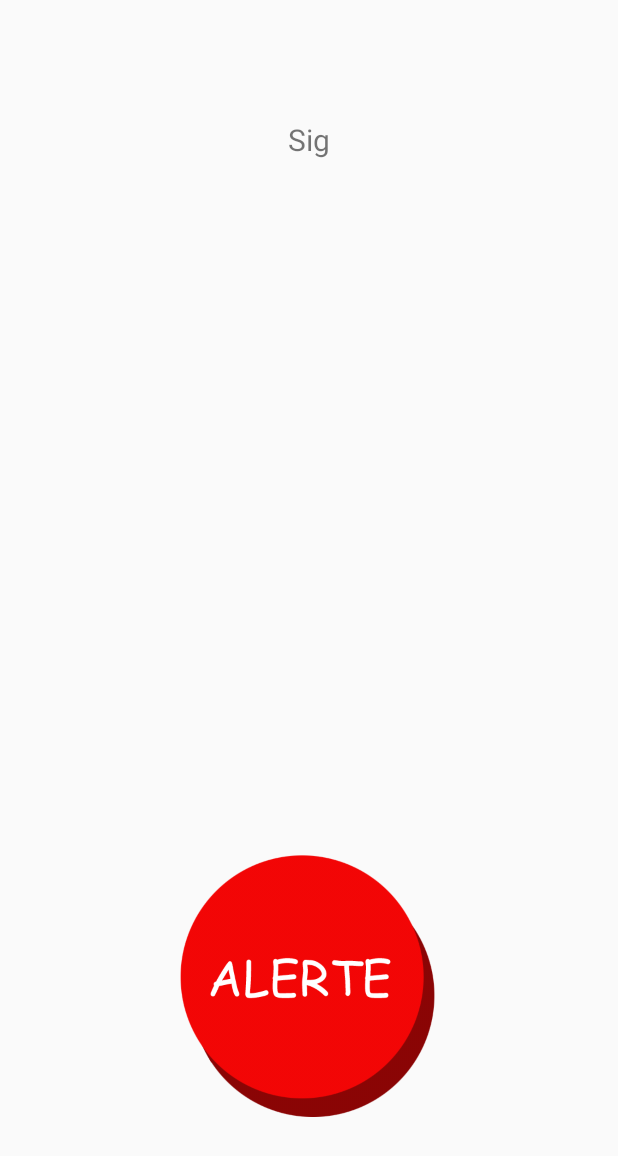
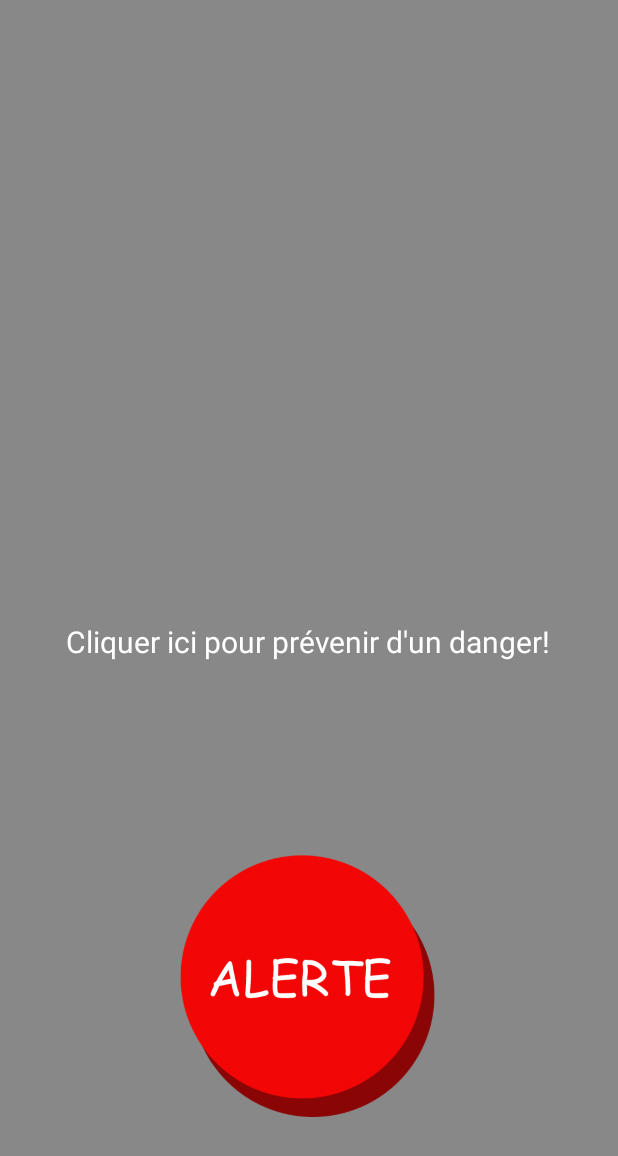
Before and after one commit to Nanakix/Allert, an Android app: the screen it shows after launch (SigActivity), on a phone screen of 412 x 824 dp. Shown: the top 1156 px of the screen. Run offline under Robolectric (Android 15) with nearby library versions, the phone set to English and light mode, and no system bars; our stand-ins replace Volley; network calls fail.

Commit message:
beta final

```diff
--- a/AndroidApp/app/src/main/AndroidManifest.xml
+++ b/AndroidApp/app/src/main/AndroidManifest.xml
@@ -14,14 +14,16 @@
         android:supportsRtl="true"
         android:theme="@style/AppTheme"
         >
-        <activity android:name=".SigActivity" >
+        <activity android:name=".SigActivity"
+            android:screenOrientation="portrait">
             <intent-filter>
                 <action android:name="android.intent.action.MAIN" />
 
                 <category android:name="android.intent.category.LAUNCHER" />
             </intent-filter>
         </activity>
-        <activity android:name=".DetailActivity" >
+        <activity android:name=".DetailActivity"
+            android:screenOrientation="portrait">
         </activity>
     </application>
 
--- a/AndroidApp/app/src/main/res/layout/activity_sig.xml
+++ b/AndroidApp/app/src/main/res/layout/activity_sig.xml
@@ -4,15 +4,17 @@
     android:layout_height="match_parent" android:paddingLeft="@dimen/activity_horizontal_margin"
     android:paddingRight="@dimen/activity_horizontal_margin"
     android:paddingTop="@dimen/activity_vertical_margin"
-    android:paddingBottom="@dimen/activity_vertical_margin" tools:context=".SigActivity">
+    android:paddingBottom="@dimen/activity_vertical_margin" tools:context=".SigActivity"
+    android:background="#888888">
 
-    <TextView android:text="Sig" android:layout_width="wrap_content"
+    <TextView android:text="Cliquer ici pour prévenir d'un danger!" android:layout_width="wrap_content"
         android:layout_height="wrap_content"
         android:textSize="20dp"
-        android:layout_alignParentTop="true"
+        android:id="@+id/textView"
+        android:layout_marginBottom="113dp"
+        android:layout_above="@+id/sig_button"
         android:layout_centerHorizontal="true"
-        android:layout_marginTop="63dp"
-        android:id="@+id/textView" />
+        android:textColor="#FFFFFF"/>
     <ImageButton
         android:id="@+id/sig_button"
         android:layout_width="200dp"
```
Also changed, not shown: AndroidApp/app/src/main/java/com/misrotostudio/www/myapplication/DetailActivity.java (+10 -7 lines), AndroidApp/app/src/main/java/com/misrotostudio/www/myapplication/helper/EditTextCustom.java (added, +36 -0 lines), AndroidApp/app/src/main/java/com/misrotostudio/www/myapplication/helper/Types.java (deleted, +0 -8 lines), AndroidApp/app/src/main/res/drawable/signal_button_sel.xml (added, +8 -0 lines), AndroidApp/app/src/main/res/layout/activity_detail.xml (+16 -7 lines), AndroidApp/app/src/main/res/drawable/bouton_alerte_2.png (added), AndroidApp/app/src/main/res/drawable/bouton_alerte_enfoncee_2.png (added).
